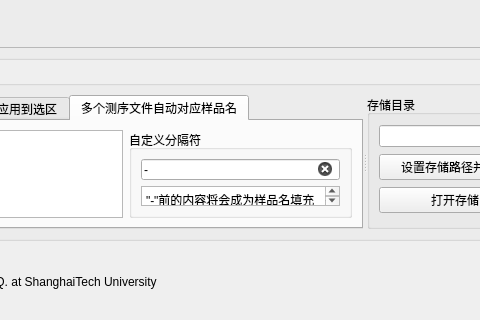
First picture: the form in gui.ui, repository Masterchiefm/BEAR, before the edit; both pictures show x 108 to 588 and y 450 to 770 of the 696 by 770 pixel window.
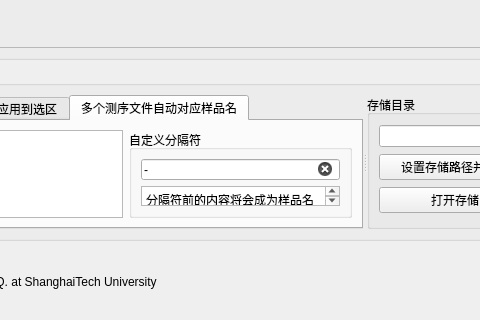
Second picture: the form after the edit. Custom widgets are drawn as their Qt base class.

```diff
--- a/gui.ui
+++ b/gui.ui
@@ -431,7 +431,7 @@
 &lt;html&gt;&lt;head&gt;&lt;meta name=&quot;qrichtext&quot; content=&quot;1&quot; /&gt;&lt;style type=&quot;text/css&quot;&gt;
 p, li { white-space: pre-wrap; }
 &lt;/style&gt;&lt;/head&gt;&lt;body style=&quot; font-family:'SimSun'; font-size:9pt; font-weight:400; font-style:normal;&quot;&gt;
-&lt;p style=&quot; margin-top:0px; margin-bottom:0px; margin-left:0px; margin-right:0px; -qt-block-indent:0; text-indent:0px;&quot;&gt;&amp;quot;-&amp;quot;前的内容将会成为样品名填充到对应行，或者填充到新行。&lt;/p&gt;&lt;/body&gt;&lt;/html&gt;</string>
+&lt;p style=&quot; margin-top:0px; margin-bottom:0px; margin-left:0px; margin-right:0px; -qt-block-indent:0; text-indent:0px;&quot;&gt;分隔符前的内容将会成为样品名填充到对应行，或者填充到新行。&lt;/p&gt;&lt;/body&gt;&lt;/html&gt;</string>
                  </property>
                 </widget>
                </item>
```
Left out of the diff: 8 changed lines with no effect on the pictures.
